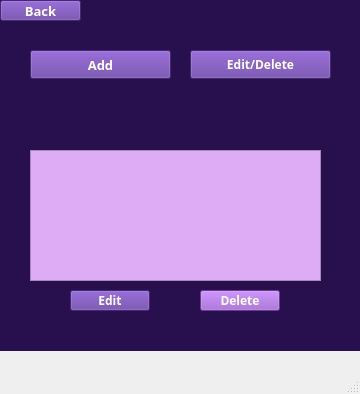
Before: the Qt Designer form mathquest/mainwindow.ui in Sloth-iNkt/mathquest, drawn with Qt 5.
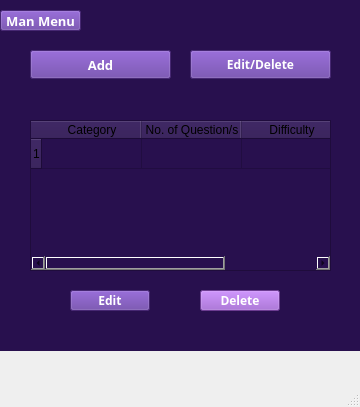
After: the same form once the commit is applied. The open tabs and pages were chosen to show the change.

```diff
--- a/mathquest/mainwindow.ui
+++ b/mathquest/mainwindow.ui
@@ -7,7 +7,7 @@
     <x>0</x>
     <y>0</y>
     <width>360</width>
-    <height>394</height>
+    <height>407</height>
    </rect>
   </property>
   <property name="maximumSize">
@@ -1340,20 +1340,6 @@
        </widget>
       </widget>
       <widget class="QWidget" name="editStack">
-       <widget class="QListView" name="editlistView">
-        <property name="geometry">
-         <rect>
-          <x>10</x>
-          <y>50</y>
-          <width>291</width>
-          <height>131</height>
-         </rect>
-        </property>
-        <property name="styleSheet">
-         <string notr="true">background: #DEACf5;
-color: white</string>
-        </property>
-       </widget>
        <widget class="QPushButton" name="editBtn">
         <property name="geometry">
          <rect>
@@ -1400,13 +1386,66 @@
          <string>Delete</string>
         </property>
        </widget>
+       <widget class="QTableWidget" name="editList">
+        <property name="geometry">
+         <rect>
+          <x>10</x>
+          <y>20</y>
+          <width>301</width>
+          <height>151</height>
+         </rect>
+        </property>
+        <property name="verticalScrollBarPolicy">
+         <enum>Qt::ScrollBarAsNeeded</enum>
+        </property>
+        <property name="horizontalScrollBarPolicy">
+         <enum>Qt::ScrollBarAsNeeded</enum>
+        </property>
+        <property name="sizeAdjustPolicy">
+         <enum>QAbstractScrollArea::AdjustToContents</enum>
+        </property>
+        <property name="dragEnabled">
+         <bool>false</bool>
+        </property>
+        <property name="dragDropOverwriteMode">
+         <bool>false</bool>
+        </property>
+        <property name="sortingEnabled">
+         <bool>false</bool>
+        </property>
+        <row>
+         <property name="text">
+          <string>1</string>
+         </property>
+        </row>
+        <column>
+         <property name="text">
+          <string>Category</string>
+         </property>
+         <property name="font">
+          <font>
+           <pointsize>9</pointsize>
+          </font>
+         </property>
+        </column>
+        <column>
+         <property name="text">
+          <string>No. of Question/s</string>
+         </property>
+        </column>
+        <column>
+         <property name="text">
+          <string>Difficulty</string>
+         </property>
+        </column>
+       </widget>
       </widget>
      </widget>
      <widget class="QPushButton" name="cstmbackBtn">
       <property name="geometry">
        <rect>
         <x>0</x>
-        <y>0</y>
+        <y>10</y>
         <width>81</width>
         <height>21</height>
        </rect>
@@ -1423,7 +1462,7 @@
 color: white</string>
       </property>
       <property name="text">
-       <string>Back</string>
+       <string>Man Menu</string>
       </property>
      </widget>
      <widget class="QPushButton" name="editIndex">
```
Left out of the diff: 100 changed lines with no effect on the pictures.
